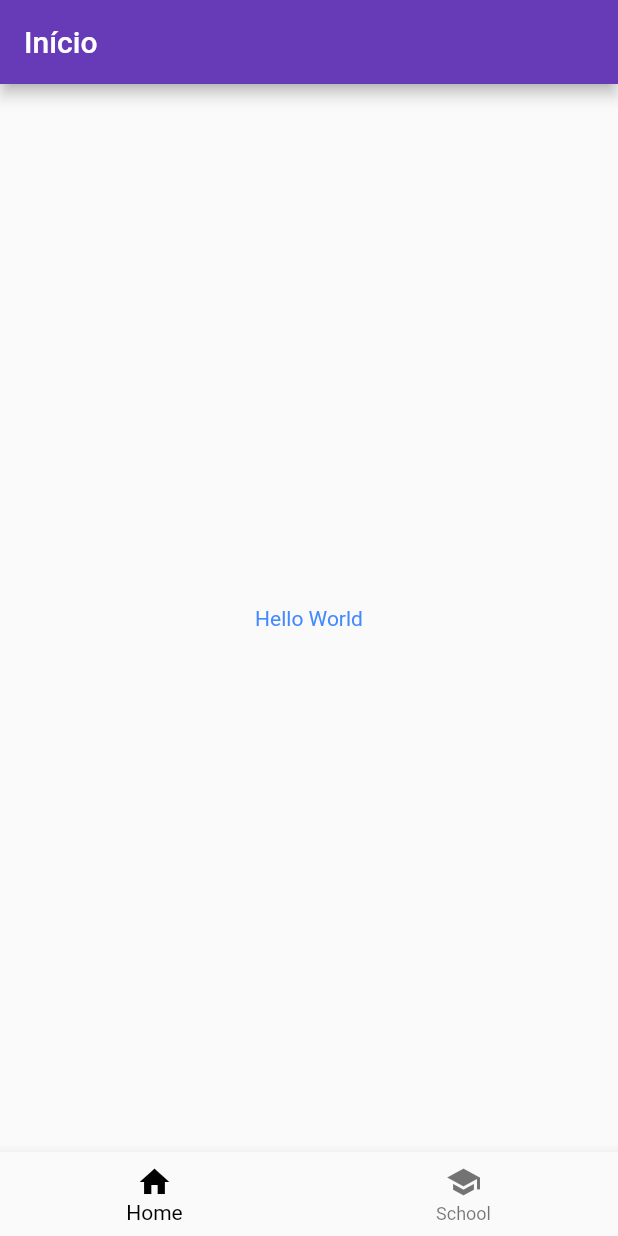
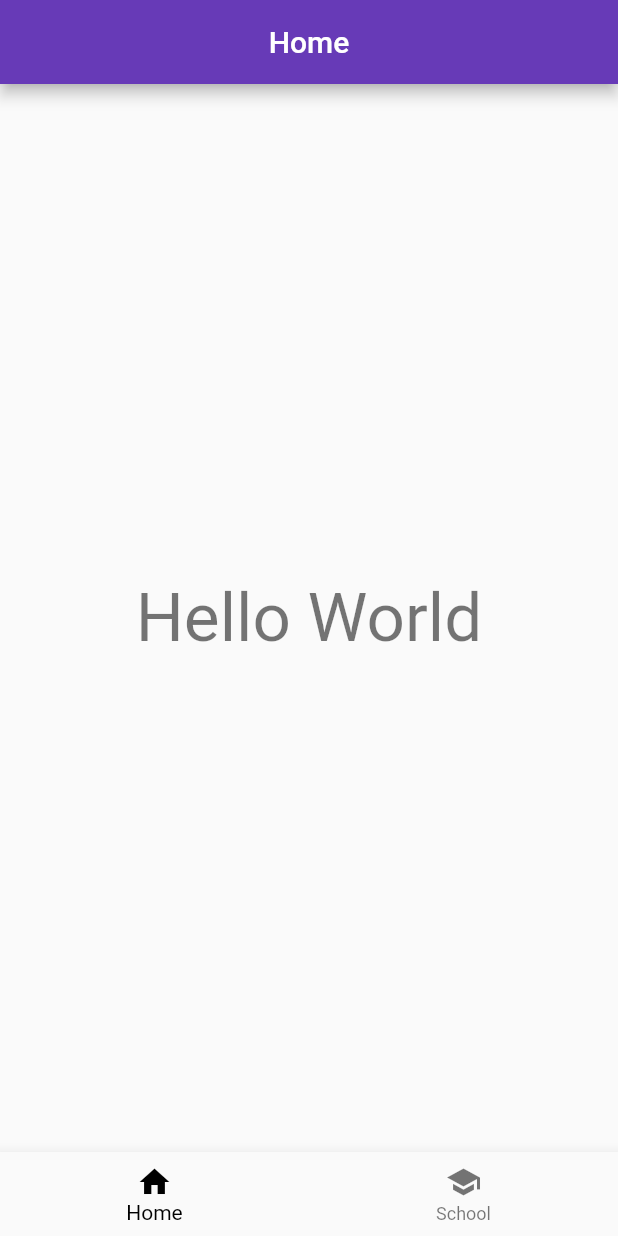
Before and after one commit to guyilherme/flutter_app, a Flutter app: the screen it shows after launch, on a phone screen of 412 x 824 dp. Run offline on Flutter 3.47's test engine with Material 2 defaults, Android fonts, the phone set to English and light mode, and no system bars.

Commit message:
Título dinamico e mudandla de estilo do conteudo .

```diff
--- a/lib/pages/home.dart
+++ b/lib/pages/home.dart
@@ -1,9 +1,14 @@
 import 'package:flutter/material.dart';
 
 class Home extends StatefulWidget {
+
   Home({Key key}) : super(key: key);
 
   _HomeState createState() => _HomeState();
+
+  String tittle() {
+    return "Home";
+  }
 }
 
 class _HomeState extends State<Home> {
@@ -15,10 +20,7 @@ class _HomeState extends State<Home> {
             Text(
               'Hello World',
               textAlign: TextAlign.center,
-              style: TextStyle(
-                color: Colors.blueAccent,
-                decoration: TextDecoration.none
-              ),
+              style: Theme.of(context).textTheme.display2
             )
           ],
         );
--- a/lib/pages/schoolPage.dart
+++ b/lib/pages/schoolPage.dart
@@ -1,9 +1,14 @@
 import 'package:flutter/material.dart';
 
 class SchoolPage extends StatefulWidget {
+
   SchoolPage({Key key}) : super(key: key);
 
   _SchoolPageState createState() => _SchoolPageState();
+
+  String tittle() {
+    return "School";
+  }
 }
 
 class _SchoolPageState extends State<SchoolPage> {
--- a/lib/template.dart
+++ b/lib/template.dart
@@ -22,7 +22,11 @@ class _TemplateState extends State<Template> {
     ];
     return Scaffold(
       appBar: AppBar(
-        title: Text('Início'),
+        title: new Center(
+          child: Text(
+            _pages[_selectedPages].tittle()
+          ),
+        ),
         backgroundColor: Colors.deepPurple,
       ),
       body: _body(),
```
